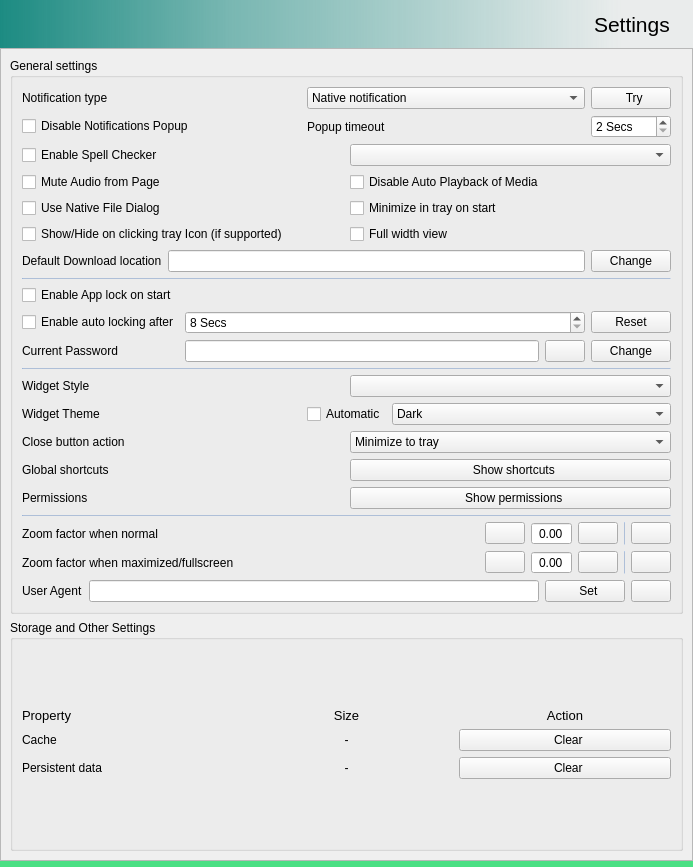
First picture: the form in src/settingswidget.ui, repository keshavbhatt/whatsie, before the edit.
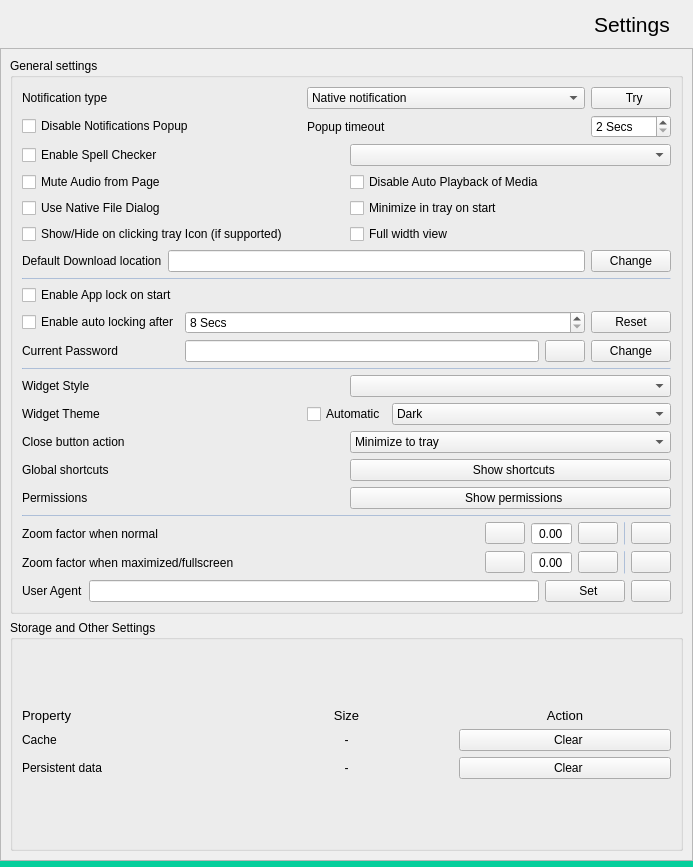
Second picture: the form after the edit. Icons and pictures are not drawn.

Commit message:
chore(ui): update ui color
- update color to match vendor specified
one in settings widget
- add bottom strip in lock dialog

What changed in the file:
```diff
--- a/src/settingswidget.ui
+++ b/src/settingswidget.ui
@@ -38,9 +38,7 @@
       </sizepolicy>
      </property>
      <property name="styleSheet">
-      <string notr="true">/*background-color: qlineargradient(spread:reflect, x1:0, y1:1, x2:1, y2:1, stop:0 rgba(63, 129, 216, 255), stop:0.328358 rgba(63, 129, 216, 111), stop:0.61194 rgba(63, 129, 216, 48), stop:0.895522 rgba(63, 129, 216, 15));*/
-
-background-color: qlineargradient(spread:reflect, x1:0, y1:1, x2:1, y2:1, stop:0 rgba(28, 139, 130, 255), stop:0.328358 rgba(28, 139, 130, 144), stop:0.61194 rgba(28, 139, 130, 78), stop:0.895522 rgba(28, 139, 130, 6));
+      <string notr="true">
 </string>
      </property>
      <layout class="QHBoxLayout" name="horizontalLayout_7">
@@ -1070,7 +1068,7 @@
       </size>
      </property>
      <property name="styleSheet">
-      <string notr="true">background-color: rgb(74, 223, 131);</string>
+      <string notr="true">background-color: rgb(6, 207, 156);</string>
      </property>
      <layout class="QVBoxLayout" name="verticalLayout_4"/>
     </widget>
```
Left out of the diff: 2 changed lines with no effect on the pictures. The commit also changes 3 other files.
